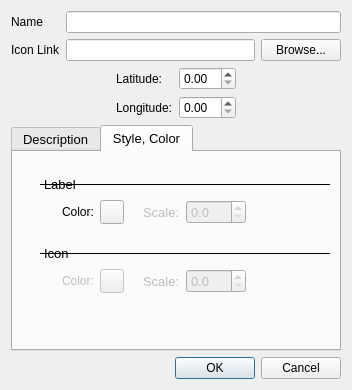
This is src/plugins/render/annotate/EditTextAnnotationDialog.ui in calincru/marble as Qt 5 draws it before an edit. The edited form follows.
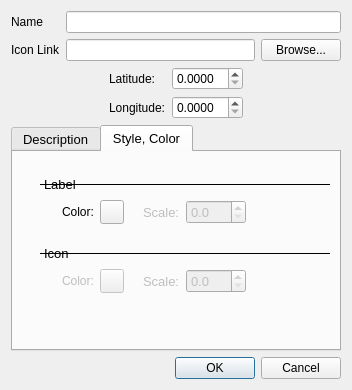
This is the edited form.

```diff
--- a/src/plugins/render/annotate/EditTextAnnotationDialog.ui
+++ b/src/plugins/render/annotate/EditTextAnnotationDialog.ui
@@ -92,7 +92,7 @@
        <item row="0" column="1">
         <widget class="QDoubleSpinBox" name="m_latitude">
          <property name="decimals">
-          <number>2</number>
+          <number>4</number>
          </property>
         </widget>
        </item>
@@ -106,7 +106,7 @@
        <item row="1" column="1">
         <widget class="QDoubleSpinBox" name="m_longitude">
          <property name="decimals">
-          <number>2</number>
+          <number>4</number>
          </property>
         </widget>
        </item>
```
